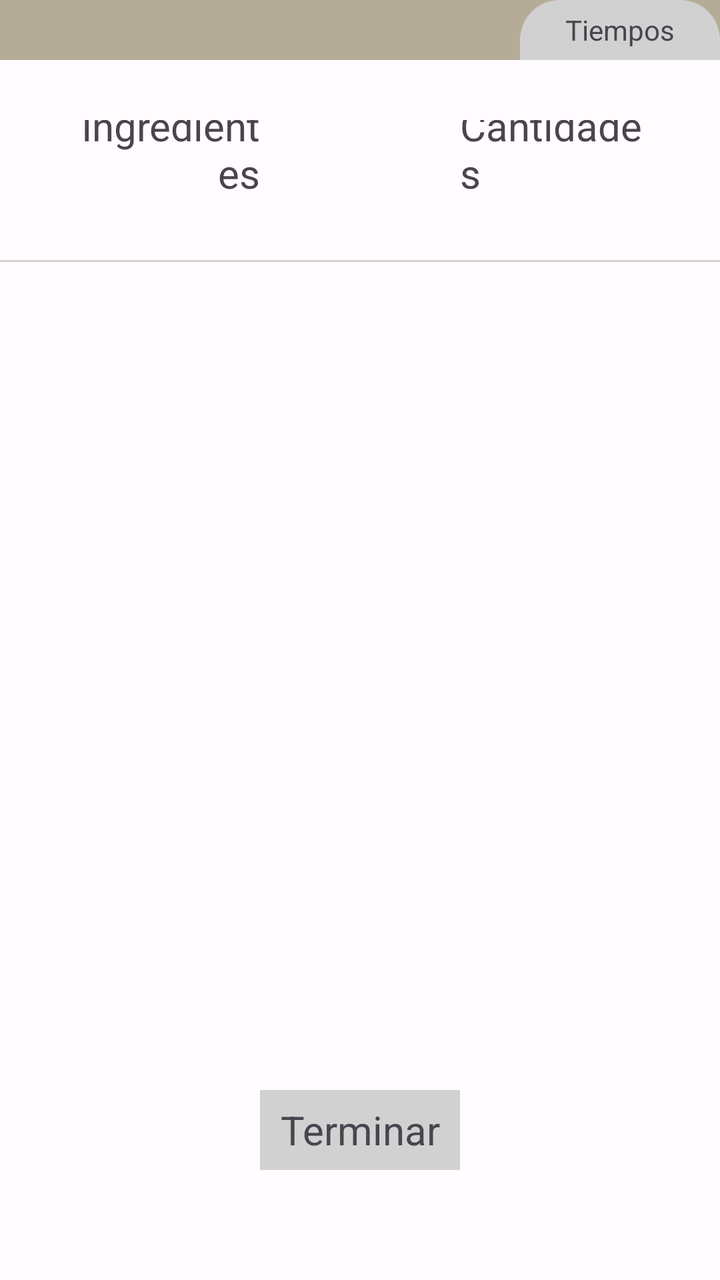
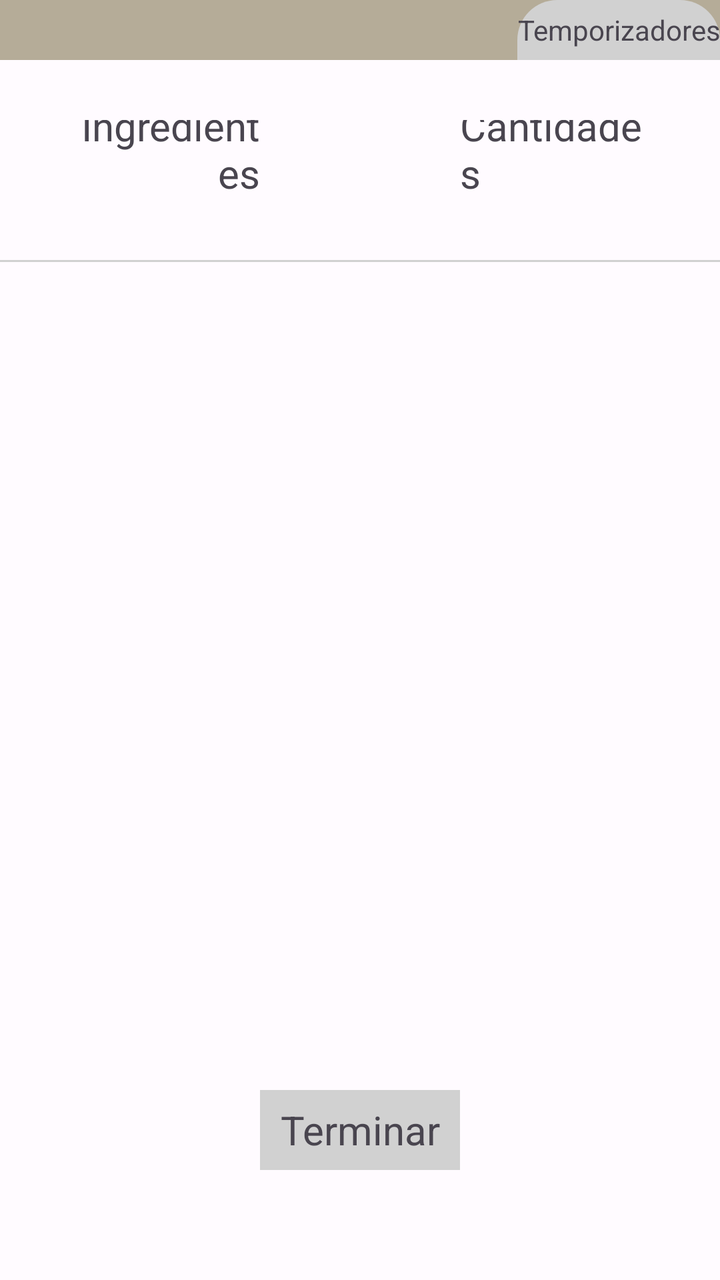

Screens rendered from an Android XML layout before and after an edit, with the pre-edit source and the edit as a unified diff.
<!-- AndroidManifest.xml: application theme Theme.Panaderia -->
<!-- res/layout/fragment_mojes.xml -->
<?xml version="1.0" encoding="utf-8"?>
<FrameLayout xmlns:android="http://schemas.android.com/apk/res/android"
    xmlns:tools="http://schemas.android.com/tools"
    android:layout_width="match_parent"
    android:layout_height="match_parent"
    tools:context=".mojes">

    <LinearLayout
        android:layout_width="match_parent"
        android:layout_height="match_parent"
        android:orientation="vertical">

        
        <LinearLayout
            android:id="@+id/padreBarra"
            android:layout_width="match_parent"
            android:layout_height="30dp"
            android:orientation="horizontal"
            android:background="?attr/colorSecondary">
            
            <HorizontalScrollView
                android:layout_width="0dp"
                android:layout_height="match_parent"
                android:layout_weight="1"
                android:scrollbars="none">

                
                <LinearLayout
                    android:id="@+id/barraMojes"
                    android:layout_width="wrap_content"
                    android:layout_height="match_parent"
                    android:orientation="horizontal">
                    
                </LinearLayout>
                
            </HorizontalScrollView>
            
            <TextView
                android:id="@+id/tiempos"
                android:layout_width="100dp"
                android:layout_height="match_parent"
                android:gravity="center"
                android:background="@drawable/bordes_circulo_arriba"
                android:backgroundTint="?attr/colorSurfaceVariant"
                android:layout_marginStart="10dp"
                android:text="Tiempos"/>
            
        </LinearLayout>

        
        <ScrollView
            android:layout_width="match_parent"
            android:layout_height="0dp"
            android:layout_weight="1">

            <LinearLayout
                android:id="@+id/cargaIngredientes"
                android:layout_width="match_parent"
                android:layout_height="wrap_content"
                android:orientation="vertical">
                
                <LinearLayout
                    android:layout_width="match_parent"
                    android:layout_height="100dp"
                    android:orientation="horizontal">

                    <TextView
                        android:layout_width="0dp"
                        android:layout_height="match_parent"
                        android:layout_weight="1"
                        android:text="Ingredientes"
                        android:gravity="bottom|end"
                        android:padding="30dp"
                        android:paddingEnd="50dp"
                        android:textSize="20dp"/>
                    <TextView
                        android:layout_width="0dp"
                        android:layout_height="match_parent"
                        android:layout_weight="1"
                        android:text="Cantidades"
                        android:gravity="bottom|start"
                        android:padding="30dp"
                        android:paddingStart="50dp"
                        android:textSize="20dp"/>

                </LinearLayout>

                <LinearLayout
                    android:id="@+id/ponerAntes"
                    android:layout_width="match_parent"
                    android:layout_height="wrap_content"
                    android:orientation="vertical"
                    android:background="?attr/colorSecondary"/>


                <View
                    android:layout_width="match_parent"
                    android:layout_height="1dp"
                    android:background="?attr/colorSurfaceVariant"
                    android:layout_marginBottom="20dp"/>

                
            </LinearLayout>

        </ScrollView>

        
        <LinearLayout
            android:layout_width="match_parent"
            android:layout_height="150dp"
            android:orientation="horizontal"
            android:gravity="center">

            <TextView
                android:id="@+id/terminarMoje"
                android:layout_width="100dp"
                android:layout_height="40dp"
                android:gravity="center"
                android:textSize="20dp"
                android:text="Terminar"
                android:background="?attr/colorSurfaceVariant"/>

        </LinearLayout>
        
    </LinearLayout>

</FrameLayout>
<!-- resources referenced by this layout -->
<resources>
  <!-- drawable bordes_circulo_arriba (drawable) -->
  <?xml version="1.0" encoding="utf-8"?>
  <shape xmlns:android="http://schemas.android.com/apk/res/android"
      android:shape="rectangle">
  
      <solid android:color="?attr/colorOnTertiaryContainer"/> 
  
      <corners
          android:topLeftRadius="20dp"
          android:topRightRadius="20dp"
          android:bottomLeftRadius="0dp"
          android:bottomRightRadius="0dp"/>
  </shape>
  <style name="Theme.Panaderia" parent="Theme.Material3.DayNight.NoActionBar">
  
          
          
          
          
  
          
          <item name="colorPrimary">@color/md_theme_light_primary</item>
          <item name="colorSecondary">@color/md_theme_light_shadow</item>
          <item name="colorOnPrimary">@color/md_theme_light_onPrimary</item>
          <item name="colorAccent">@color/md_theme_light_extra</item>
          <item name="colorOnTertiary">@color/md_theme_light_mas1</item>
          <item name="colorOnTertiaryContainer">@color/md_theme_light_mas2</item>
          <item name="colorOnTertiaryFixed">@color/md_theme_light_mas3</item>
  
          
          <item name="android:colorBackground">@color/md_theme_light_background</item>
          <item name="colorSurface">@color/md_theme_light_surface</item>
          <item name="colorOnBackground">@color/md_theme_light_onBackground</item>
          <item name="colorOnSurface">@color/md_theme_light_onSurface</item>
          <item name="colorOutline">@color/md_theme_light_select</item>
          <item name="colorSurfaceVariant">@color/md_theme_light_subfondo</item>
  
  
  
      </style>
  <color name="md_theme_light_primary">#8F4C00</color>
  <color name="md_theme_light_shadow">#B5AC98</color>
  <color name="md_theme_light_onPrimary">#FFFFFF</color>
  <color name="md_theme_light_extra">#D9CEB6</color>
  <color name="md_theme_light_mas1">#8A4900</color>
  <color name="md_theme_light_mas2">#B86200</color>
  <color name="md_theme_light_mas3">#5E3200</color>
  <color name="md_theme_light_background">#FFFBFF</color>
  <color name="md_theme_light_surface">#FFFBFF</color>
  <color name="md_theme_light_onBackground">#201A17</color>
  <color name="md_theme_light_onSurface">#201A17</color>
  <color name="md_theme_light_select">#E6E6E6</color>
  <color name="md_theme_light_subfondo">#D1D1D1</color>
</resources>

<!-- the commit's change to res/layout/fragment_mojes.xml (unified diff, before → after) -->
@@ -36,14 +36,15 @@
             </HorizontalScrollView>
             
             <TextView
-                android:id="@+id/tiempos"
-                android:layout_width="100dp"
+                android:id="@+id/TVTemporizadoresFrangmentMojes"
+                android:layout_width="wrap_content"
                 android:layout_height="match_parent"
                 android:gravity="center"
+                android:layout_marginHorizontal="10dp"
                 android:background="@drawable/bordes_circulo_arriba"
                 android:backgroundTint="?attr/colorSurfaceVariant"
                 android:layout_marginStart="10dp"
-                android:text="Tiempos"/>
+                android:text="Temporizadores"/>
             
         </LinearLayout>
 
@@ -84,6 +85,11 @@
                         android:textSize="20dp"/>
 
                 </LinearLayout>
+                <View
+                    android:layout_width="match_parent"
+                    android:layout_height="1dp"
+                    android:background="?attr/colorSurfaceVariant"
+                    android:layout_marginBottom="20dp"/>
 
                 <LinearLayout
                     android:id="@+id/ponerAntes"
@@ -93,11 +99,7 @@
                     android:background="?attr/colorSecondary"/>
 
 
-                <View
-                    android:layout_width="match_parent"
-                    android:layout_height="1dp"
-                    android:background="?attr/colorSurfaceVariant"
-                    android:layout_marginBottom="20dp"/>
+
 
                 
             </LinearLayout>
@@ -124,4 +126,16 @@
         
     </LinearLayout>
 
+    <TextView
+        android:id="@+id/TVTextoNoHayMojesNiOTemporizadores"
+        android:layout_width="wrap_content"
+        android:layout_height="wrap_content"
+        android:text="No hay mojes en preparacion"
+        android:textSize="30dp"
+        android:layout_gravity="center"
+        android:gravity="center"
+        android:textColor="?attr/colorOnBackground"
+        android:visibility="gone"
+        android:elevation="2dp"/>
+
 </FrameLayout>
